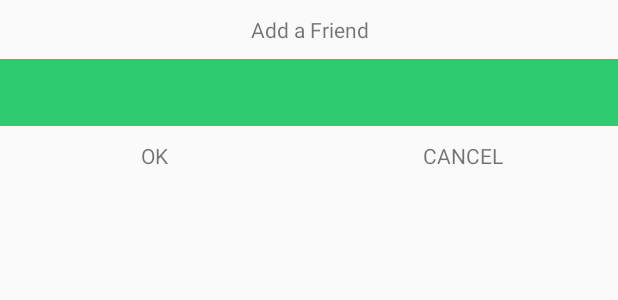
After one commit to phill117/Yoo, an Android app: the layout add_friend_layout.xml on its own in the app's theme, with its tools: preview values and no code run, on a phone screen of 412 x 824 dp. The commit adds this screen. Shown: the top 300 px of the screen. Run offline under Robolectric (Android 15) with nearby library versions, the phone set to English and light mode, and no system bars.

Commit message:
Progress with watch part

```diff
--- /dev/null
+++ b/Yoo/app/src/main/res/layout/add_friend_layout.xml
@@ -0,0 +1,53 @@
+<?xml version="1.0" encoding="utf-8"?>
+<LinearLayout xmlns:android="http://schemas.android.com/apk/res/android"
+    android:orientation="vertical"
+    android:layout_width="match_parent"
+    android:layout_height="match_parent">
+
+    <TextView
+        android:padding="10dp"
+        android:gravity="center"
+        android:text="Add a Friend"
+        android:layout_width="match_parent"
+        android:layout_height="wrap_content" />
+
+    <LinearLayout
+        android:background="#2ECC71"
+        android:layout_width="match_parent"
+        android:layout_height="wrap_content">
+
+        <EditText
+            android:padding="10dp"
+            android:gravity="center"
+            android:id="@+id/username"
+            android:background="#00000000"
+            android:layout_width="match_parent"
+            android:layout_height="wrap_content" />
+
+    </LinearLayout>
+
+
+    <LinearLayout
+        android:layout_width="match_parent"
+        android:layout_height="wrap_content">
+
+        <TextView
+            android:padding="10dp"
+            android:text="OK"
+            android:gravity="center"
+            android:id="@+id/ok"
+            android:layout_width="0dp"
+            android:layout_weight="1"
+            android:layout_height="match_parent" />
+        <TextView
+            android:padding="10dp"
+            android:text="CANCEL"
+            android:gravity="center"
+            android:id="@+id/cancel"
+            android:layout_width="0dp"
+            android:layout_weight="1"
+            android:layout_height="match_parent" />
+
+    </LinearLayout>
+
+</LinearLayout>
```
Also changed, not shown: Yoo/app/src/main/AndroidManifest.xml (+26 -2 lines), Yoo/app/src/main/java/com/yoprettylady/yoo/SAPServiceProvider.java (added, +151 -0 lines), Yoo/app/src/main/java/com/yoprettylady/yoo/YooActivity.java (+45 -5 lines), Yoo/app/src/main/res/menu/menu_yoo.xml (+5 -2 lines), Yoo/app/src/main/res/xml/sapservices.xml (added, +22 -0 lines), Yoo/app/src/main/assets/fonts/Montserrat-Black.otf (added), Yoo/app/src/main/assets/fonts/Montserrat-Bold.otf (added), Yoo/app/src/main/assets/fonts/Montserrat-Hairline.otf (added), Yoo/app/src/main/assets/fonts/Montserrat-Light.otf (added), Yoo/app/src/main/assets/fonts/Montserrat-Regular.otf (added), 2 other files.
